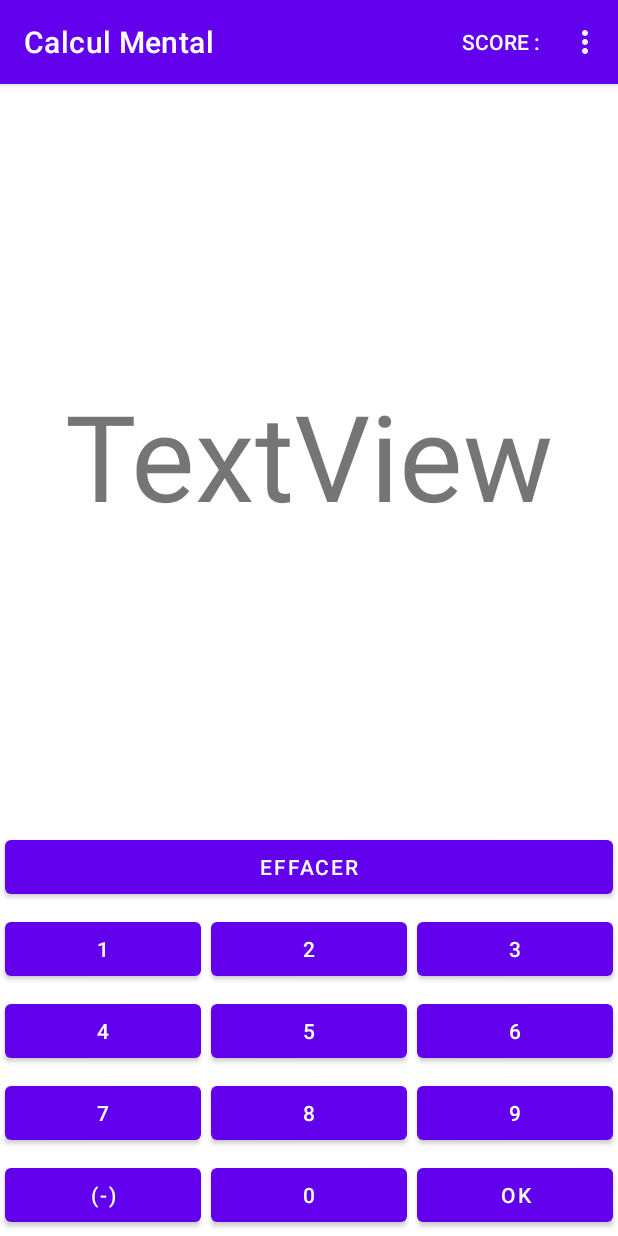
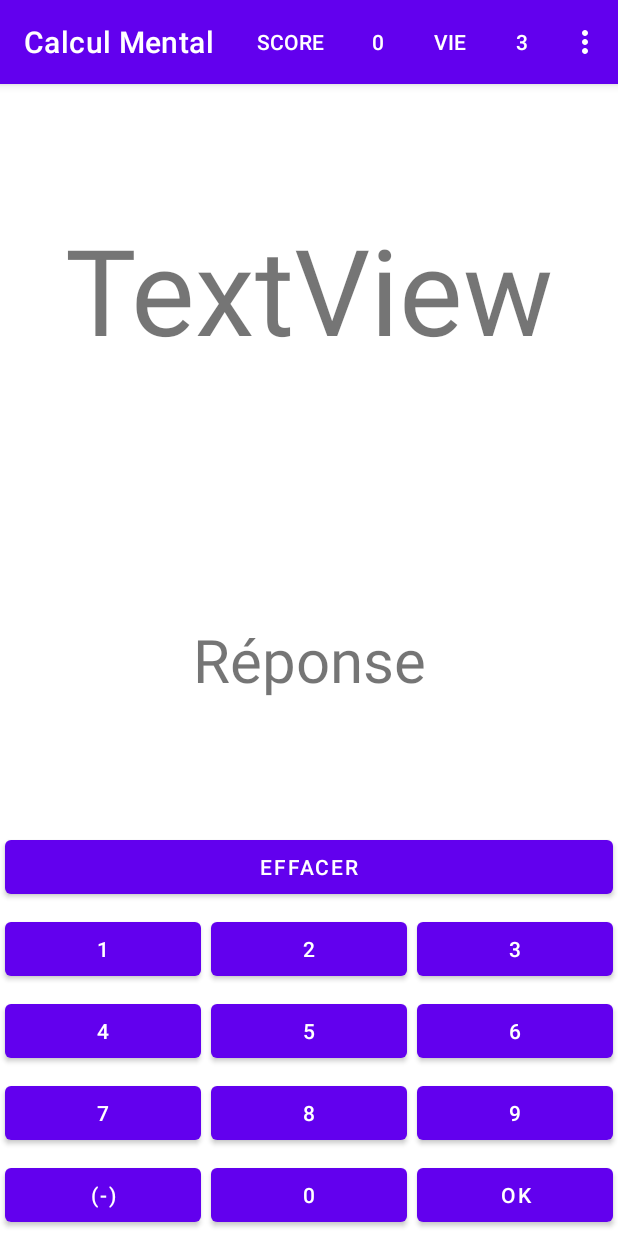
Before and after one commit to Lukkin404/MentalCounting, an Android app: the screen it shows after launch (GameActivity), on a phone screen of 412 x 824 dp. Run offline under Robolectric (Android 15) with nearby library versions, the phone set to English and light mode, and no system bars; 4 statements that could not run were skipped.

Commit message:
Final
Version finalisée, finalement sans DB/DAO

```diff
--- a/app/src/main/AndroidManifest.xml
+++ b/app/src/main/AndroidManifest.xml
@@ -10,7 +10,7 @@
         android:supportsRtl="true"
         android:theme="@style/Theme.MentalCounting">
         <activity
-            android:name=".GameActivity"
+            android:name=".Activities.GameActivity"
             android:exported="true">
             <intent-filter>
                 <action android:name="android.intent.action.MAIN" />
@@ -19,7 +19,7 @@
             </intent-filter>
         </activity>
         <activity
-            android:name=".MainActivity"
+            android:name=".Activities.MainActivity"
             android:exported="true">
             <intent-filter>
                 <action android:name="android.intent.action.MAIN" />
--- /dev/null
+++ b/app/src/main/java/com/example/mentalcounting/Activities/GameActivity.java
@@ -0,0 +1,205 @@
+package com.example.mentalcounting.Activities;
+
+import java.lang.reflect.Type;
+import java.util.Random;
+import androidx.annotation.NonNull;
+import androidx.appcompat.app.AppCompatActivity;
+import android.widget.TextView;
+import android.widget.Toast;
+import android.os.Bundle;
+import android.widget.Button;
+import android.view.Menu;
+import android.view.MenuInflater;
+import android.annotation.SuppressLint;
+import android.content.Intent;
+import android.view.MenuItem;
+
+import com.example.mentalcounting.R;
+import com.example.mentalcounting.TypeOperationEnum;
+
+public class GameActivity extends AppCompatActivity {
+    Integer premierElement = 0;
+    Integer deuxiemeElement = 0;
+    private Integer symboleTypeOperation = new Random().nextInt(3);
+    private Integer reponseUtilisateur = 0;
+    private Integer nbVie=3;
+    private Integer score=0;
+    private final Integer BORNE_HAUTE = 9999;
+    private final TypeOperationEnum typeOperation = null;
+    private Menu menu;
+
+    // attribution des rôles des boutons
+    @Override
+    protected void onCreate(Bundle savedInstanceState) {
+        super.onCreate(savedInstanceState);
+        setContentView(R.layout.activity_game);
+        Button bouton1 = findViewById(R.id.button_1);
+        bouton1.setOnClickListener(view -> ajouteValeur(1));
+        Button bouton2 = findViewById(R.id.button_2);
+        bouton2.setOnClickListener(view -> ajouteValeur(2));
+        Button bouton3 = findViewById(R.id.button_3);
+        bouton3.setOnClickListener(view -> ajouteValeur(3));
+        Button bouton4 = findViewById(R.id.button_4);
+        bouton4.setOnClickListener(view -> ajouteValeur(4));
+        Button bouton5 = findViewById(R.id.button_5);
+        bouton5.setOnClickListener(view -> ajouteValeur(5));
+        Button bouton6 = findViewById(R.id.button_6);
+        bouton6.setOnClickListener(view -> ajouteValeur(6));
+        Button bouton7 = findViewById(R.id.button_7);
+        bouton7.setOnClickListener(view -> ajouteValeur(7));
+        Button bouton8 = findViewById(R.id.button_8);
+        bouton8.setOnClickListener(view -> ajouteValeur(8));
+        Button bouton9 = findViewById(R.id.button_9);
+        bouton9.setOnClickListener(view -> ajouteValeur(9));
+        Button bouton0 = findViewById(R.id.button_0);
+        bouton0.setOnClickListener(view -> ajouteValeur(0));
+        Button buttonSupprimer = findViewById(R.id.clear_button);
+        buttonSupprimer.setOnClickListener(view -> Reinitialiser());
+        Button buttonNegatif = findViewById(R.id.oppose_button);
+        buttonNegatif.setOnClickListener(view -> Opposer());
+        Button boutonValider=findViewById(R.id.submit_button);
+        boutonValider.setOnClickListener(view -> Verification(symboleTypeOperation));
+
+        InitialisationTypeOperation();
+    }
+
+    // génération aléatoire de la première valeur
+    public Integer premierElement() {
+        premierElement = new Random().nextInt(11); // nouvelle valeur aléatoire allant de 0 à 10
+        return premierElement;
+    }
+
+    // génération aléatoire de la première valeur
+    public Integer deuxiemeElement() {
+        deuxiemeElement = new Random().nextInt(11); // nouvelle valeur aléatoire allant de 0 à 10
+        return deuxiemeElement;
+    }
+
+    // ajoute la valeur sélectionnée à la suite des précédentes (si total inférieur au max)
+    public void ajouteValeur(Integer valeur) {
+        if (10 * reponseUtilisateur + valeur > BORNE_HAUTE) Toast.makeText(this, "Valeur trop grande", Toast.LENGTH_LONG).show();
+        else reponseUtilisateur = 10 * reponseUtilisateur + valeur;
+        setReponseUtilisateur();
+    }
+
+    // affiche la valeur entrée par l'utilisateur
+    private void setReponseUtilisateur() {
+        TextView textViewReponse = findViewById(R.id.textView_reponse);
+        String string = String.valueOf(reponseUtilisateur);
+        textViewReponse.setText(string);
+    }
+
+    // transforme la valeur entrée en son opposée
+    private void Opposer() {
+        reponseUtilisateur *= -1;
+        setReponseUtilisateur();
+    }
+
+    // supprime la valeur entrée
+    private void Reinitialiser() {
+        TextView entreeUtilisateur = findViewById(R.id.userInput);
+        entreeUtilisateur.setText("");
+        reponseUtilisateur = 0;
+    }
+
+    // vérifie que le choix de l'utilisateur est bien correct
+    private void Verification(Integer symboleAfficher) {
+        TextView textView_reponse = findViewById(R.id.textView_reponse);
+        String reponse = textView_reponse.getText().toString();
+        Integer intReponse = Integer.parseInt(reponse);
+
+        switch(symboleAfficher) {
+            case 0: //cas addition
+                if(intReponse == (premierElement + deuxiemeElement)) BonneReponse();
+                else MauvaiseReponse();
+                break;
+
+            case 1: //cas soustraction
+                if(intReponse == (premierElement-deuxiemeElement)) BonneReponse();
+                else MauvaiseReponse();
+                break;
+
+            case 2: //cas multiplication
+                if(intReponse == (premierElement*deuxiemeElement)) BonneReponse();
+                else MauvaiseReponse();
+                break;
+        }
+    }
+
+    // en cas de bonne réponse
+    public void BonneReponse(){
+        Toast.makeText(getApplicationContext(),"Bonne réponse !",Toast.LENGTH_LONG).show();
+        Reinitialiser();
+        symboleTypeOperation = new Random().nextInt(3);
+        InitialisationTypeOperation();
+        Score();
+    }
+
+    // en cas de mauvaise réponse
+    public void MauvaiseReponse(){
+        Toast.makeText(getApplicationContext(), "Mauvaise réponse...",Toast.LENGTH_LONG).show();
+        Reinitialiser();
+        ErreurVie();
+    }
+
+    // enlève une vie tant qu'il en reste, sinon la partie est finie
+    public void ErreurVie(){
+        MenuItem vie = menu.findItem(R.id.life_number);
+        nbVie--;
+        if (nbVie!=0){
+            String countVie = String.valueOf(nbVie);
+            vie.setTitle(countVie);
+        }else finish();
+    }
+
+    // incrémente le score
+    public void Score(){
+        MenuItem scoreMenu = menu.findItem(R.id.score_menu);
+        score++;
+        String countScore = String.valueOf(score);
+        scoreMenu.setTitle(countScore);
+    }
+
+    // choisi aléatoirement un opérateur de calcul
+    @SuppressLint("SetTextI18n")
+    public Integer InitialisationTypeOperation(){
+        this.symboleTypeOperation = new Random().nextInt(3);
+        TypeOperationEnum symbole;
+        switch(symboleTypeOperation) {
+            case 0:
+                symbole = TypeOperationEnum.ADD;
+                break;
+            case 1:
+                symbole = TypeOperationEnum.SUBSTRACT;
+                break;
+            case 2:
+                symbole = TypeOperationEnum.MULTIPLY;
+                break;
+            default:
+                throw new IllegalStateException("Unexpected value: " + symboleTypeOperation);
+        }
+        TextView calcul = findViewById(R.id.operation);
+        calcul.setText(premierElement() + " " + symbole + " " + deuxiemeElement());
+        return symboleTypeOperation;
+    }
+
+    @Override
+    public boolean onCreateOptionsMenu(Menu menu) {
+        super.onCreateOptionsMenu(menu);
+        this.menu = menu;
+        MenuInflater menuInflater= getMenuInflater();
+        menuInflater.inflate(R.menu.toolbar_game,menu);
+        return true;
+    }
+
+    @Override
+    public boolean onOptionsItemSelected(@NonNull MenuItem item) {
+        if(item.getItemId()==R.id.score_menu_button) {
+            Intent intent = new Intent(this,ScoreActivity.class);
+            startActivity(intent);
+        }
+        if(item.getItemId()==R.id.back_menu_button) finish();
+        if(item.getItemId()==R.id.delete_menu_button) Reinitialiser();
+        return super.onOptionsItemSelected(item);
+    }
+}
--- /dev/null
+++ b/app/src/main/java/com/example/mentalcounting/Database/Dao.java
@@ -0,0 +1,4 @@
+package com.example.mentalcounting.Database;
+
+public abstract class Dao {}
+//Fonctionnement sans base de donnée car je ne le maîtrise malheureusement pas
--- /dev/null
+++ b/app/src/main/java/com/example/mentalcounting/Entities/BaseEntity.java
@@ -0,0 +1,5 @@
+package com.example.mentalcounting.Entities;
+
+public class BaseEntity {
+    public Long id = null;
+}
--- a/app/src/main/java/com/example/mentalcounting/GameActivity.java
+++ /dev/null
@@ -1,91 +0,0 @@
-package com.example.mentalcounting;
-
-import androidx.appcompat.app.AppCompatActivity;
-
-import android.content.Intent;
-import android.os.Bundle;
-import android.view.Menu;
-import android.view.MenuInflater;
-import android.view.MenuItem;
-import android.widget.Button;
-import android.widget.TextView;
-import android.widget.Toast;
-
-public class GameActivity extends AppCompatActivity {
-    Integer premierElement = 0;
-    Integer deuxiemeElement = 0;
-    private TypeOperationEnum typeOperation;
-    private TextView textViewCalcul;
-    Double resultat;
-    private Integer BORNE_HAUTE = 9999;
-
-    @Override
-    protected void onCreate(Bundle savedInstanceState) {
-        super.onCreate(savedInstanceState);
-        setContentView(R.layout.activity_game);
-        textViewCalcul = findViewById(R.id.textViewCalcul);
-        Button bouton1 = findViewById(R.id.button_1);
-        bouton1.setOnClickListener(view -> ajouteValeur(1));
-        Button bouton2 = findViewById(R.id.button_2);
-        bouton2.setOnClickListener(view -> ajouteValeur(2));
-        Button bouton3 = findViewById(R.id.button_3);
-        bouton3.setOnClickListener(view -> ajouteValeur(3));
-        Button bouton4 = findViewById(R.id.button_4);
-        bouton4.setOnClickListener(view -> ajouteValeur(4));
-        Button bouton5 = findViewById(R.id.button_5);
-        bouton5.setOnClickListener(view -> ajouteValeur(5));
-        Button bouton6 = findViewById(R.id.button_6);
-        bouton6.setOnClickListener(view -> ajouteValeur(6));
-        Button bouton7 = findViewById(R.id.button_7);
-        bouton7.setOnClickListener(view -> ajouteValeur(7));
-        Button bouton8 = findViewById(R.id.button_8);
-        bouton8.setOnClickListener(view -> ajouteValeur(8));
-        Button bouton9 = findViewById(R.id.button_9);
-        bouton9.setOnClickListener(view -> ajouteValeur(9));
-        Button bouton0 = findViewById(R.id.button_0);
-        bouton0.setOnClickListener(view -> ajouteValeur(0));
-    }
-
-    @Override
-    public boolean onCreateOptionsMenu(Menu menu) {
-        MenuInflater inflater = getMenuInflater();
-        inflater.inflate(R.menu.toolbar_game,menu);
-        MenuItem toolbarScore = menu.findItem(R.id.toolbarScore);
-        MenuItem toolbarPossibleErrors = menu.findItem(R.id.toolbarPossibleErrors);
-        //toolbarScore.setOnMenuItemClickListener(menuItem -> ());
-        //toolbarPossibleErrors.setOnMenuItemClickListener(menuItem -> ());
-        return true;
-    }
-
-    private void ajouteValeur(Integer valeur){
-        if(10*resultat+valeur > BORNE_HAUTE){
-            Toast.makeText(this,getString(R.string.ERREUR_TROP_GRAND),Toast.LENGTH_LONG).show();
-        }else{
-            resultat = 10*resultat+valeur;
-        }
-
-        majTextView();
-    }
-
-    private void majTextView() {
-        String textAAfficher=resultat+"";
-        textViewCalcul.setText(textAAfficher);
-    }
-
-    private boolean videTextView() {
-        textViewCalcul.setText("");
-        premierElement=0;
-        typeOperation = null;
-        deuxiemeElement = 0;
-        return true;
-    }
-
-    /*private void ouvreLastComputeActivity(double resultat) {
-        Intent i = new Intent(this, LastComputeActivity.class);
-        i.putExtra("premierElement",premierElement);
-        i.putExtra("deuxiemeElement",deuxiemeElement);
-        i.putExtra("symbol",typeOperation.getSymbol());
-        i.putExtra("resultat",resultat);
-        startActivity(i);
-    }*/
-}
--- a/app/src/main/java/com/example/mentalcounting/TypeOperationEnum.java
+++ b/app/src/main/java/com/example/mentalcounting/TypeOperationEnum.java
@@ -3,9 +3,7 @@ package com.example.mentalcounting;
 public enum TypeOperationEnum {
     ADD("+"),
     SUBSTRACT("-"),
-    MULTIPLY("x"),
-    DIVIDE("/");
-
+    MULTIPLY("x");
 
     private String symbol;
 
--- a/app/src/main/res/layout/activity_game.xml
+++ b/app/src/main/res/layout/activity_game.xml
@@ -4,7 +4,7 @@
     xmlns:tools="http://schemas.android.com/tools"
     android:layout_width="match_parent"
     android:layout_height="match_parent"
-    tools:context=".GameActivity">
+    tools:context=".Activities.GameActivity">
 
     <LinearLayout
         android:layout_width="match_parent"
@@ -18,7 +18,18 @@
             android:layout_weight="1"
             android:gravity="center"
             android:text="TextView"
-            android:textSize="80sp" />
+            android:textSize="80sp"
+            android:textAlignment="center" />
+
+        <TextView
+            android:id="@+id/textView_reponse"
+            android:layout_width="match_parent"
+            android:layout_height="wrap_content"
+            android:layout_weight="1"
+            android:gravity="center"
+            android:text="@string/user_answer"
+            android:textAlignment="center"
+            android:textSize="40sp" />
 
         <LinearLayout
             android:layout_width="match_parent"
--- a/app/src/main/res/layout/activity_main.xml
+++ b/app/src/main/res/layout/activity_main.xml
@@ -5,7 +5,7 @@
     android:id="@+id/constraintLayout"
     android:layout_width="match_parent"
     android:layout_height="match_parent"
-    tools:context=".MainActivity">
+    tools:context=".Activities.MainActivity">
 
     <LinearLayout
         android:layout_width="match_parent"
--- a/app/src/main/res/menu/toolbar_game.xml
+++ b/app/src/main/res/menu/toolbar_game.xml
@@ -1,13 +1,38 @@
 <?xml version="1.0" encoding="utf-8"?>
-<menu xmlns:app="http://schemas.android.com/apk/res-auto"
-    xmlns:android="http://schemas.android.com/apk/res/android">
-    toolbar.setTitle("");
-    <item
-        android:id="@+id/toolbarScore"
-        android:title="@string/score_toolbar"
-        app:showAsAction="ifRoom" />
-    <item
-        android:id="@+id/toolbarPossibleErrors"
-        android:title="@string/possibleErrors_toolbar"
-        app:showAsAction="ifRoom" />
+<menu xmlns:tools="http://schemas.android.com/tools"
+xmlns:app="http://schemas.android.com/apk/res-auto"
+xmlns:android="http://schemas.android.com/apk/res/android">
+
+<item
+    android:id="@+id/score_menu_button"
+    android:title="@string/score"
+    app:showAsAction="always"
+    />
+
+<item
+    android:id="@+id/score_menu_count"
+    android:title="@string/zero_score"
+    app:showAsAction="always" />
+
+<item
+    android:id="@+id/life"
+    android:title="@string/life"
+    app:showAsAction="always" />
+
+
+<item
+    android:id="@+id/life_count"
+    android:title="@string/three_lives"
+    app:showAsAction="always" />
+
+
+
+<item
+    android:id="@+id/back_menu_button"
+    android:title="@string/previous" />
+<item
+    android:id="@+id/delete_menu_button"
+    android:title="@string/clear_button" />
+
+
 </menu>
--- a/app/src/main/res/menu/toolbar_main.xml
+++ b/app/src/main/res/menu/toolbar_main.xml
@@ -1,2 +1,4 @@
 <?xml version="1.0" encoding="utf-8"?>
-<menu></menu>
+<menu>
+    toolbar.setTitle("");
+</menu>
--- /dev/null
+++ b/app/src/main/res/values/ids.xml
@@ -0,0 +1,15 @@
+<?xml version="1.0" encoding="utf-8"?>
+<resources>
+    <item name="score_menu" type="id" />
+    <item name="life_number" type="id" />
+    <item name="textView_reponse" type="id" />
+    <item name="operation" type="id" />
+    <item name="userInput" type="id" />
+    <item name="clear_button" type="id" />
+    <item name="oppose_button" type="id" />
+    <item name="submit_button" type="id" />
+    <item name="score_menu_button" type="id" />
+    <item name="back_menu_button" type="id" />
+    <item name="delete_menu_button" type="id" />
+    <item name="previous_button" type="id" />
+</resources>
--- a/app/src/main/res/values/strings.xml
+++ b/app/src/main/res/values/strings.xml
@@ -18,4 +18,13 @@
     <string name="new_game_button">Nouvelle Partie</string>
     <string name="app_name">Calcul Mental</string>
     <string name="ERREUR_TROP_GRAND">Valeur trop grande</string>
+    <string name="user_answer">Réponse</string>
+    <string name="previous">Retour</string>
+    <string name="top_one">"Top 1 : "</string>
+    <string name="top_two">"Top 2 : "</string>
+    <string name="top_three">"Top 3 : "</string>
+    <string name="score">Score</string>
+    <string name="life">Vie</string>
+    <string name="zero_score">0</string>
+    <string name="three_lives">3</string>
 </resources>
```
Also changed, not shown: app/src/main/java/com/example/mentalcounting/Activities/MainActivity.java (renamed from app/src/main/java/com/example/mentalcounting/MainActivity.java, +4 -8 lines), app/src/main/java/com/example/mentalcounting/Activities/ScoreActivity.java (added, +18 -0 lines), app/src/main/java/com/example/mentalcounting/Entities/GameEntity.java (added, +22 -0 lines), app/src/main/java/com/example/mentalcounting/ScoreActivity.java (deleted, +0 -14 lines), app/src/main/res/layout/activity_score.xml (+48 -1 lines), 1 other file.
